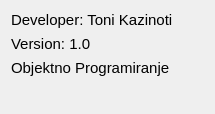
Qt form aboutdialog.ui (Toni997/SubtitleEditor) before a commit.
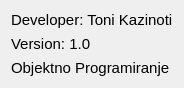
The same form after that commit.

Commit message: color dialog, minor fixes

Diff of the .ui file:
```diff
--- a/aboutdialog.ui
+++ b/aboutdialog.ui
@@ -14,6 +14,9 @@
    <string>Dialog</string>
   </property>
   <layout class="QVBoxLayout" name="verticalLayout_2">
+   <property name="sizeConstraint">
+    <enum>QLayout::SetFixedSize</enum>
+   </property>
    <item>
     <layout class="QVBoxLayout" name="verticalLayout">
      <item>
@@ -52,19 +55,6 @@
        </property>
       </widget>
      </item>
-     <item>
-      <spacer name="verticalSpacer">
-       <property name="orientation">
-        <enum>Qt::Vertical</enum>
-       </property>
-       <property name="sizeHint" stdset="0">
-        <size>
-         <width>20</width>
-         <height>40</height>
-        </size>
-       </property>
-      </spacer>
-     </item>
     </layout>
    </item>
   </layout>
```
The commit also changes 7 other files.
